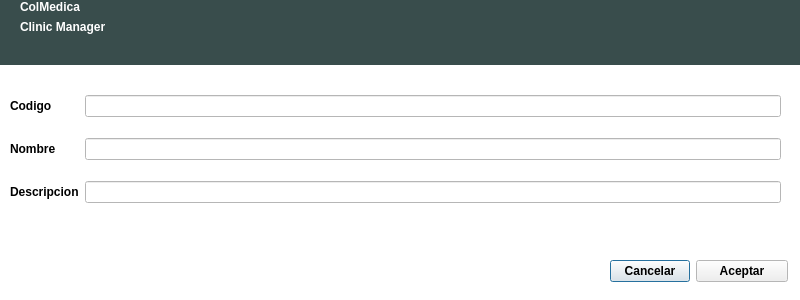
BryanTabarez/ProyectoBD, file gui/administrador/uis/DialogNuevaCausa.ui: the form before one commit.
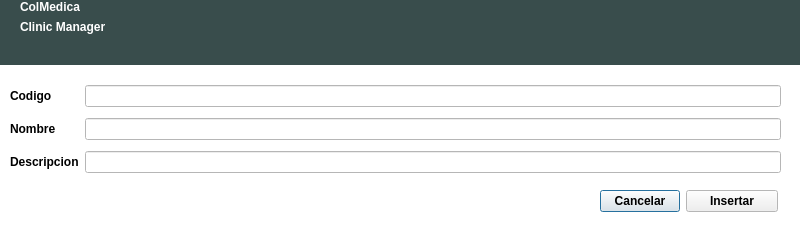
The form after the commit.

```diff
--- a/gui/administrador/uis/DialogNuevaCausa.ui
+++ b/gui/administrador/uis/DialogNuevaCausa.ui
@@ -7,7 +7,7 @@
     <x>0</x>
     <y>0</y>
     <width>800</width>
-    <height>300</height>
+    <height>235</height>
    </rect>
   </property>
   <property name="palette">
@@ -226,7 +226,7 @@
      <x>10</x>
      <y>80</y>
      <width>771</width>
-     <height>141</height>
+     <height>101</height>
     </rect>
    </property>
    <layout class="QGridLayout" name="gridLayout">
@@ -289,8 +289,8 @@
   <widget class="QWidget" name="layoutWidget_2">
    <property name="geometry">
     <rect>
-     <x>610</x>
-     <y>260</y>
+     <x>600</x>
+     <y>190</y>
      <width>178</width>
      <height>29</height>
     </rect>
@@ -306,7 +306,7 @@
     <item row="0" column="1">
      <widget class="QPushButton" name="pushButtonActualizar">
       <property name="text">
-       <string>Aceptar</string>
+       <string>Insertar</string>
       </property>
      </widget>
     </item>
```
Left out of the diff: 2 changed lines with no effect on the pictures.
